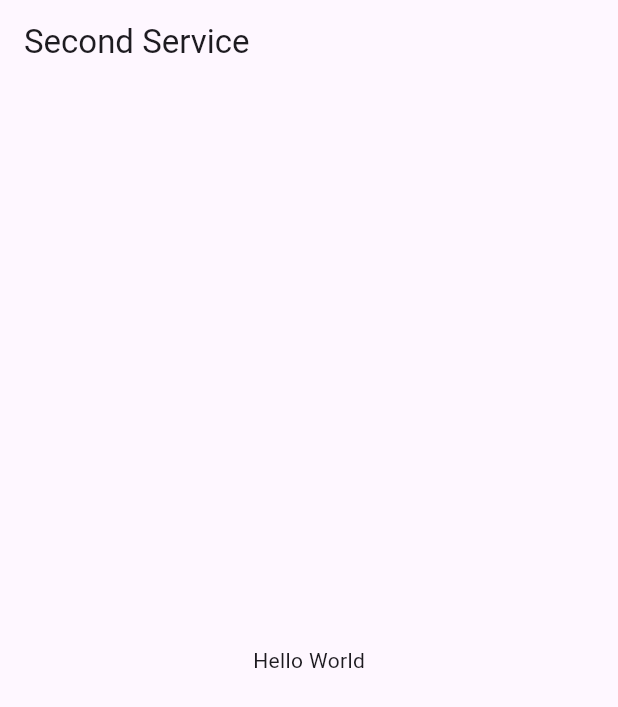
After one commit to josefranciscogv/second_service, a Flutter app: the screen it shows after launch, on a phone screen of 412 x 824 dp. The commit adds this screen. Shown: the top 707 px of the screen. Run offline on Flutter 3.47's test engine with Material 3 defaults, Android fonts, the phone set to English and light mode, and no system bars.

Commit message:
New Folders and Home Page

```diff
--- /dev/null
+++ b/lib/home/home_page.dart
@@ -0,0 +1,17 @@
+import 'package:flutter/material.dart';
+
+class HomePage extends StatelessWidget {
+  const HomePage({super.key});
+
+  @override
+  Widget build(BuildContext context) {
+    return Scaffold(
+      appBar: AppBar(
+        title: Text('Second Service'),
+      ),
+      body: Center(
+        child: Text('Hello World'),
+      ),
+    );
+  }
+}
--- a/lib/main.dart
+++ b/lib/main.dart
@@ -1,22 +1,15 @@
 import 'package:flutter/material.dart';
+import 'package:second_service/home/home_page.dart';
 
-void main() => runApp(const MyApp());
+void main() {
+  runApp(MyApp());
+}
 
 class MyApp extends StatelessWidget {
-  const MyApp({super.key});
+  MyApp({super.key});
 
   @override
   Widget build(BuildContext context) {
-    return MaterialApp(
-      title: 'Second Service',
-      home: Scaffold(
-        appBar: AppBar(
-          title: const Text('Second Service'),
-        ),
-        body: const Center(
-          child: Text('Hello World'),
-        ),
-      ),
-    );
+    return MaterialApp(title: 'Second Service', home: HomePage());
   }
 }
```
Also changed, not shown: pubspec.yaml (+5 -71 lines), pubspec.lock, 20 other files.
